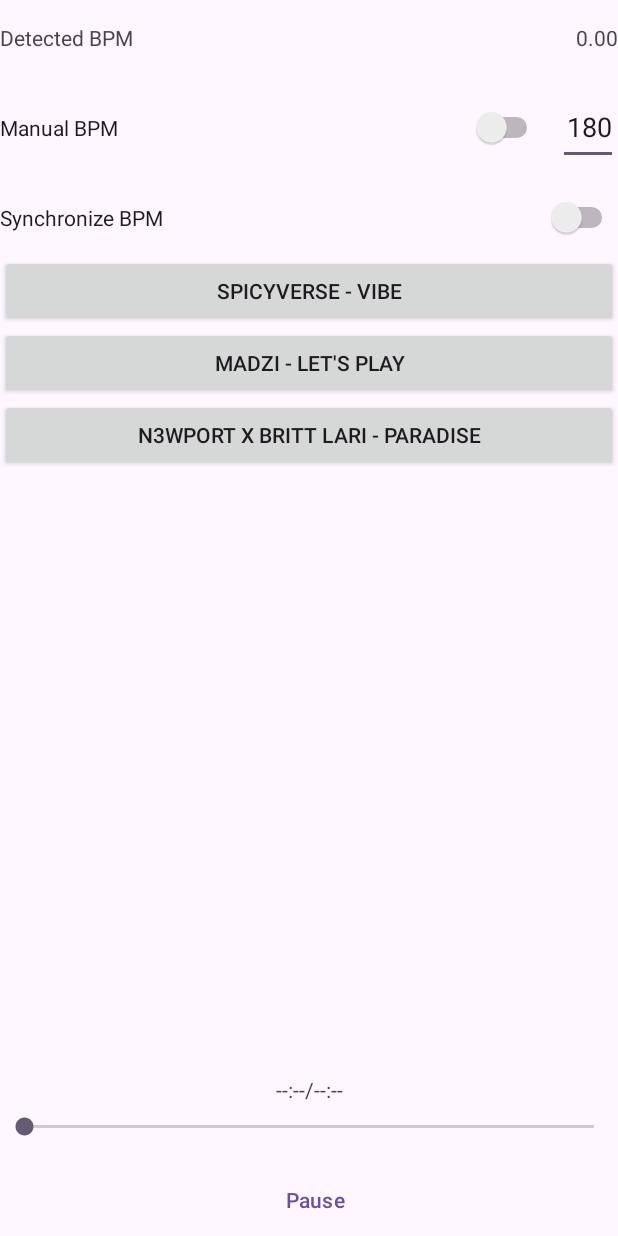
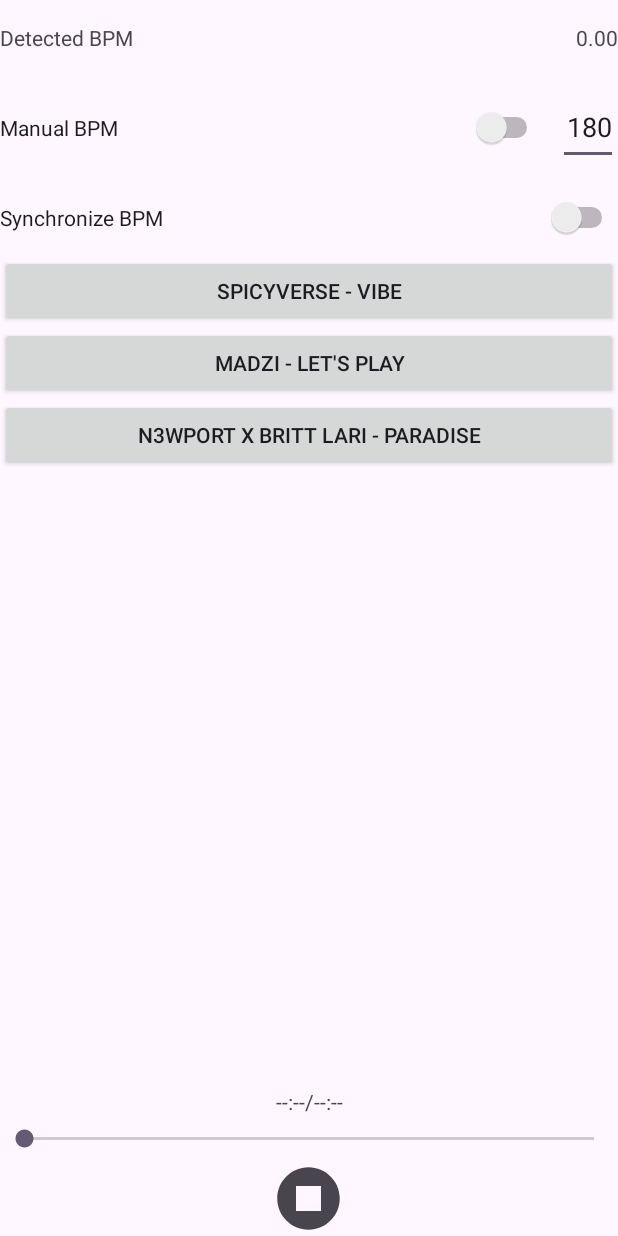
Before and after one commit to YuichiKondo/sync-player, an Android app: the screen it shows after launch (MainActivity), on a phone screen of 412 x 824 dp. Run offline under Robolectric (Android 15) with nearby library versions, the phone set to English and light mode, and no system bars.

Commit message:
Make button_pause_or_resume to imageButton

```diff
--- a/app/src/main/java/com/example/syncplayer/MainActivity.java
+++ b/app/src/main/java/com/example/syncplayer/MainActivity.java
@@ -18,8 +18,8 @@ import android.provider.Settings;
 import android.text.Editable;
 import android.text.TextWatcher;
 import android.util.Log;
-import android.widget.Button;
 import android.widget.EditText;
+import android.widget.ImageButton;
 import android.widget.SeekBar;
 import android.widget.Switch;
 import android.widget.TextView;
@@ -28,6 +28,7 @@ import androidx.activity.EdgeToEdge;
 import androidx.annotation.NonNull;
 import androidx.annotation.RequiresApi;
 import androidx.appcompat.app.AppCompatActivity;
+import androidx.appcompat.content.res.AppCompatResources;
 import androidx.core.app.ActivityCompat;
 import androidx.core.content.ContextCompat;
 import androidx.core.graphics.Insets;
@@ -56,7 +57,7 @@ public class MainActivity extends AppCompatActivity {
     private TextView playTimeTextView;
     private EditText manualBpmEditText;
     private SeekBar seekBar;
-    private Button pauseOrResumeButton;
+    private ImageButton pauseOrResumeButton;
 
     @RequiresApi(api = Build.VERSION_CODES.Q)
     @Override
@@ -89,11 +90,11 @@ public class MainActivity extends AppCompatActivity {
         pauseOrResumeButton.setOnClickListener(v -> {
             if (player.isPlaying()) {
                 player.pause();
-                pauseOrResumeButton.setText(R.string.resume);
+                pauseOrResumeButton.setImageDrawable(AppCompatResources.getDrawable(this, R.drawable.resume));
                 Log.d("DEBUG", "pause");
             } else {
                 player.resume();
-                pauseOrResumeButton.setText(R.string.pause);
+                pauseOrResumeButton.setImageDrawable(AppCompatResources.getDrawable(this, R.drawable.pause));
                 Log.d("DEBUG", "resume");
             }
         });
@@ -198,7 +199,7 @@ public class MainActivity extends AppCompatActivity {
         seekBar.setProgress(0);
         songInfoTextView.setText(String.format(Locale.getDefault(), "%s - %s", song.artist, song.title));
         originalBPMTextView.setText(String.format(Locale.getDefault(), "Original BPM %.2f", song.BPM));
-        pauseOrResumeButton.setText(R.string.pause);
+        pauseOrResumeButton.setImageDrawable(AppCompatResources.getDrawable(this, R.drawable.pause));
         player.setCompletionListener(mp -> {
             Song nextSong = playList.next();
             if (nextSong != null) {
--- /dev/null
+++ b/app/src/main/res/drawable/pause.xml
@@ -0,0 +1,10 @@
+<vector xmlns:android="http://schemas.android.com/apk/res/android"
+    android:width="24dp"
+    android:height="24dp"
+    android:viewportWidth="24"
+    android:viewportHeight="24"
+    android:tint="?attr/colorControlNormal">
+  <path
+      android:fillColor="@android:color/white"
+      android:pathData="M12,2C6.48,2 2,6.48 2,12c0,5.52 4.48,10 10,10s10,-4.48 10,-10C22,6.48 17.52,2 12,2zM16,16H8V8h8V16z"/>
+</vector>
--- /dev/null
+++ b/app/src/main/res/drawable/resume.xml
@@ -0,0 +1,10 @@
+<vector xmlns:android="http://schemas.android.com/apk/res/android"
+    android:width="24dp"
+    android:height="24dp"
+    android:viewportWidth="24"
+    android:viewportHeight="24"
+    android:tint="?attr/colorControlNormal">
+  <path
+      android:fillColor="@android:color/white"
+      android:pathData="M12,2C6.48,2 2,6.48 2,12s4.48,10 10,10s10,-4.48 10,-10S17.52,2 12,2zM9.5,16.5v-9l7,4.5L9.5,16.5z"/>
+</vector>
--- a/app/src/main/res/layout/activity_main.xml
+++ b/app/src/main/res/layout/activity_main.xml
@@ -1,5 +1,6 @@
 <?xml version="1.0" encoding="utf-8"?>
 <androidx.constraintlayout.widget.ConstraintLayout xmlns:android="http://schemas.android.com/apk/res/android"
+    xmlns:app="http://schemas.android.com/apk/res-auto"
     xmlns:tools="http://schemas.android.com/tools"
     android:id="@+id/main"
     android:layout_width="match_parent"
@@ -131,23 +132,15 @@
                 android:max="0" />
         </LinearLayout>
 
-        <Space
-            android:layout_width="match_parent"
-            android:layout_height="10dp" />
+        <ImageButton
+            android:id="@+id/button_pause_or_resume"
+            android:layout_width="50dp"
+            android:layout_height="50dp"
+            android:layout_gravity="center"
+            android:background="@null"
+            android:contentDescription="@string/pause_or_resume"
+            android:scaleType="fitCenter"
+            app:srcCompat="@drawable/pause" />
 
-        <LinearLayout
-            style="?android:attr/buttonBarStyle"
-            android:layout_width="match_parent"
-            android:layout_height="wrap_content"
-            android:orientation="horizontal">
-
-            <Button
-                android:id="@+id/button_pause_or_resume"
-                style="?android:attr/buttonBarButtonStyle"
-                android:layout_width="0dp"
-                android:layout_height="wrap_content"
-                android:layout_weight="1"
-                android:text="@string/pause" />
-        </LinearLayout>
     </LinearLayout>
 </androidx.constraintlayout.widget.ConstraintLayout>
--- a/app/src/main/res/values/strings.xml
+++ b/app/src/main/res/values/strings.xml
@@ -1,7 +1,5 @@
 <resources>
     <string name="app_name">Sync Player</string>
-    <string name="play">Play</string>
-    <string name="pause">Pause</string>
     <string name="resume">Resume</string>
     <string name="detected_bpm">Detected BPM</string>
     <string name="default_detected_bpm">0.00</string>
@@ -11,4 +9,5 @@
     <string name="default_play_time">--:--/--:--</string>
     <string name="request_permission_activity_recognition">身体活動の権限を許可してください</string>
     <string name="to_settings">設定へ</string>
+    <string name="pause_or_resume">Pause or Resume</string>
 </resources>
```
